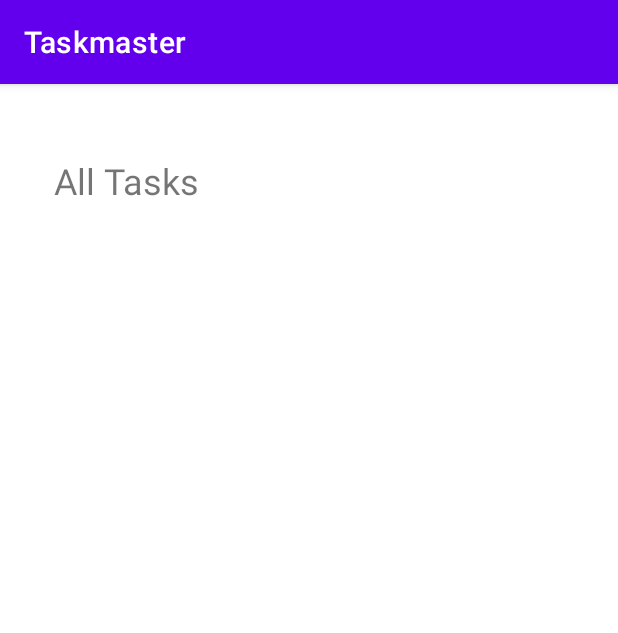
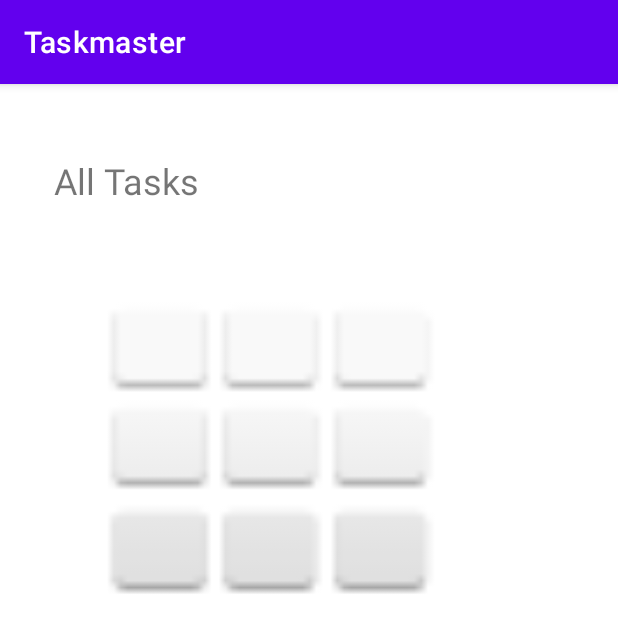
Before and after one commit to hkimbrough22/taskmaster, an Android app: the AllTasksActivity screen opened directly, with no data from a screen before it, on a phone screen of 412 x 824 dp. Shown: the top 633 px of the screen. Run offline under Robolectric (Android 15) with nearby library versions, the phone set to English and light mode, and no system bars.

Commit message:
adds allTasks activity and setup, and adds screenshots to README

```diff
--- a/app/src/main/res/layout/activity_all_tasks.xml
+++ b/app/src/main/res/layout/activity_all_tasks.xml
@@ -16,4 +16,15 @@
         android:textSize="24sp"
         app:layout_constraintStart_toStartOf="parent"
         app:layout_constraintTop_toTopOf="parent" />
+
+    <ImageView
+        android:id="@+id/imageView"
+        android:layout_width="289dp"
+        android:layout_height="223dp"
+        android:layout_marginTop="48dp"
+        app:layout_constraintEnd_toEndOf="parent"
+        app:layout_constraintHorizontal_bias="0.295"
+        app:layout_constraintStart_toStartOf="parent"
+        app:layout_constraintTop_toBottomOf="@+id/allTasksTitleTextView"
+        app:srcCompat="@android:drawable/ic_dialog_dialer" />
 </androidx.constraintlayout.widget.ConstraintLayout>
```
Also changed, not shown: 5 other files.
